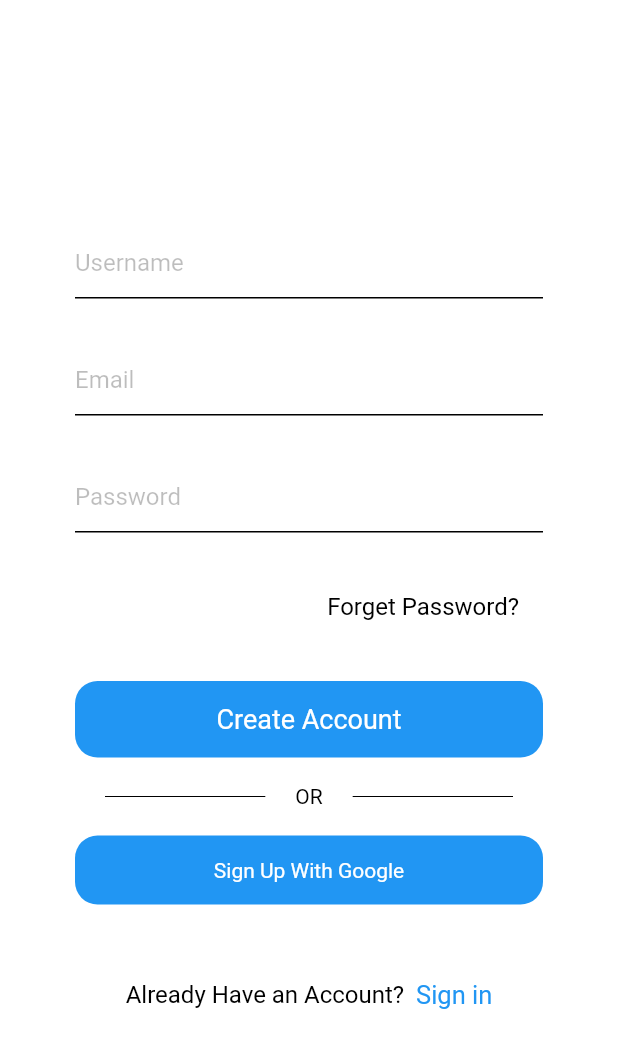
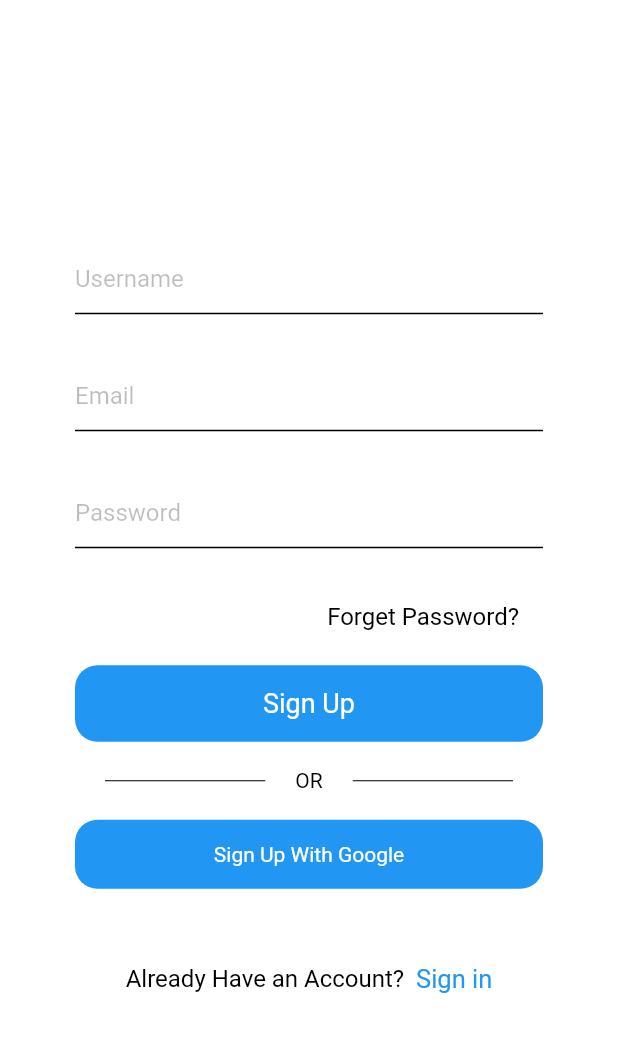
Before and after one commit to AtomicRahul/chat_app, a Flutter app: the screen it shows after launch, on a phone screen of 412 x 824 dp. Shown: the top 1048 px of the screen. Run offline on Flutter 3.47's test engine with Material 2 defaults, Android fonts, the phone set to English and light mode, and no system bars; our stand-ins replace firebase_auth; accounts and stored records are empty.

Commit message:
Revert "ui changed "

```diff
--- a/lib/views/signup.dart
+++ b/lib/views/signup.dart
@@ -44,12 +44,13 @@ class _SignUpState extends State<SignUp> {
                         style: simpleTextFieldStyle(),
                         decoration: textFieldInputDecoration("Password")),
                     SizedBox(
-                      height: 40,
+                      height: 28,
                     ),
                     Container(
                       alignment: Alignment.centerRight,
                       child: Container(
-                        padding: EdgeInsets.symmetric(horizontal: 16),
+                        padding:
+                            EdgeInsets.symmetric(horizontal: 16, vertical: 8),
                         child: Text(
                           "Forget Password?",
                           style: simpleTextFieldStyle(),
@@ -57,7 +58,7 @@ class _SignUpState extends State<SignUp> {
                       ),
                     ),
                     SizedBox(
-                      height: 40,
+                      height: 15,
                     ),
                     Container(
                       alignment: Alignment.center,
@@ -67,7 +68,7 @@ class _SignUpState extends State<SignUp> {
                           borderRadius: BorderRadius.circular(15),
                           color: Colors.blue),
                       child: Text(
-                        "Create Account",
+                        "Sign Up",
                         style: TextStyle(fontSize: 18, color: Colors.white),
                       ),
                     ),
```
